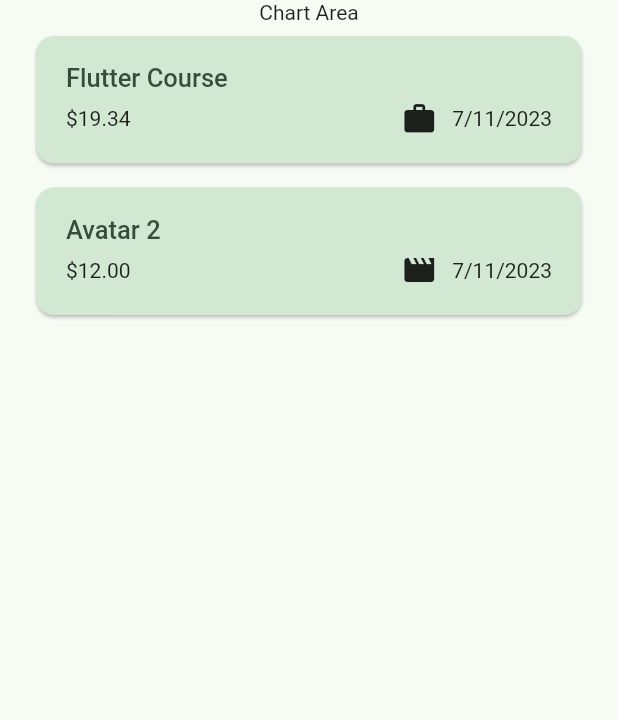
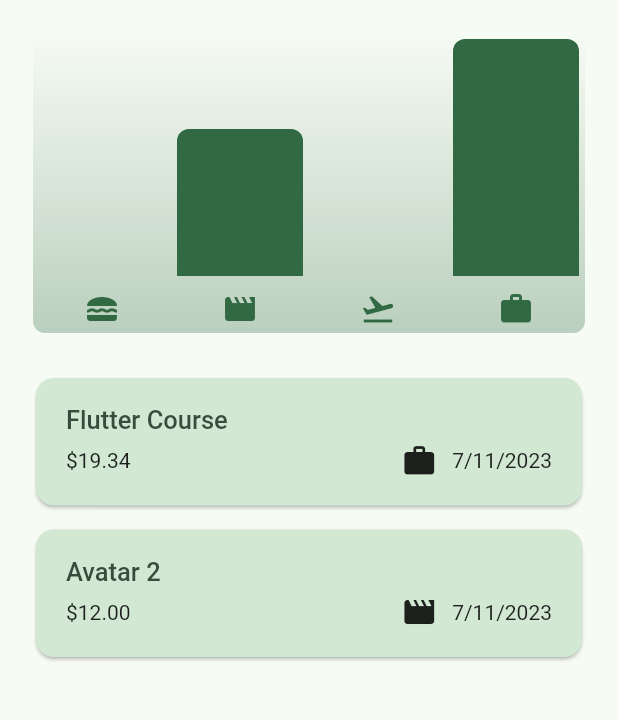
Before and after one commit to SandyCooper/Flutter-Expense-Tracker-App, a Flutter app: the screen it shows after launch, on a phone screen of 412 x 824 dp, the part 84-804 px from its top. Run offline on Flutter 3.47's test engine with Material 2 defaults, Android fonts, the phone set to English and light mode, and no system bars.

Commit message:
create chart and chart_bar widget to show the expense in visually appealing manner, in model call add ExpenseBucket class

```diff
--- /dev/null
+++ b/lib/chart.dart
@@ -0,0 +1,91 @@
+import 'package:expense_tracker/chart_bar.dart';
+import 'package:expense_tracker/models/expense.dart';
+import 'package:flutter/material.dart';
+
+class Chart extends StatelessWidget {
+  const Chart({super.key, required this.expenses});
+
+  final List<Expense> expenses;
+
+  List<ExpenseBucket> get buckets {
+    return [
+      ExpenseBucket.forCatagory(expenses, Catagory.food),
+      ExpenseBucket.forCatagory(expenses, Catagory.leisure),
+      ExpenseBucket.forCatagory(expenses, Catagory.travel),
+      ExpenseBucket.forCatagory(expenses, Catagory.work),
+    ];
+  }
+
+  double get maxTotalExpense {
+    double maxTotalExpense = 0;
+
+    for (final bucket in buckets) {
+      if (bucket.totalExpense > maxTotalExpense) {
+        maxTotalExpense = bucket.totalExpense;
+      }
+    }
+    return maxTotalExpense;
+  }
+
+  @override
+  Widget build(context) {
+    final isDarkMode =
+        MediaQuery.of(context).platformBrightness == Brightness.dark;
+    return Container(
+      margin: const EdgeInsets.all(22),
+      padding: const EdgeInsets.symmetric(
+        horizontal: 0,
+        vertical: 4,
+      ),
+      width: double.infinity,
+      height: 200,
+      decoration: BoxDecoration(
+        borderRadius: BorderRadius.circular(8),
+        gradient: LinearGradient(
+          colors: [
+            Theme.of(context).colorScheme.primary.withOpacity(0.3),
+            Theme.of(context).colorScheme.primary.withOpacity(0.0)
+          ],
+          begin: Alignment.bottomCenter,
+          end: Alignment.topCenter,
+        ),
+      ),
+      child: Column(
+        children: [
+          Expanded(
+            child: Row(
+              crossAxisAlignment: CrossAxisAlignment.end,
+              children: [
+                for (final bucket in buckets)
+                  ChartBar(
+                      fill: bucket.totalExpense == 0
+                          ? 0
+                          : bucket.totalExpense / maxTotalExpense),
+              ],
+            ),
+          ),
+          const SizedBox(
+            height: 10,
+          ),
+          Row(
+            children: buckets
+                .map(
+                  (bucket) => Expanded(
+                    child: Padding(
+                      padding: const EdgeInsets.symmetric(horizontal: 4),
+                      child: Icon(
+                        catagoryIcon[bucket.catagory],
+                        color: isDarkMode
+                            ? Theme.of(context).colorScheme.secondary
+                            : Theme.of(context).colorScheme.primary,
+                      ),
+                    ),
+                  ),
+                )
+                .toList(),
+          ),
+        ],
+      ),
+    );
+  }
+}
--- /dev/null
+++ b/lib/chart_bar.dart
@@ -0,0 +1,33 @@
+import 'package:flutter/material.dart';
+
+class ChartBar extends StatelessWidget {
+  const ChartBar({super.key, required this.fill});
+
+  final double fill;
+
+  @override
+  Widget build(context) {
+    final isDarkMode =
+        MediaQuery.of(context).platformBrightness == Brightness.dark;
+    return Expanded(
+      child: Padding(
+        padding: const EdgeInsets.symmetric(
+          horizontal: 4,
+        ),
+        child: FractionallySizedBox(
+          heightFactor: fill,
+          child: DecoratedBox(
+            decoration: BoxDecoration(
+                shape: BoxShape.rectangle,
+                borderRadius: const BorderRadius.vertical(
+                  top: Radius.circular(8),
+                ),
+                color: isDarkMode
+                    ? Theme.of(context).colorScheme.secondary
+                    : Theme.of(context).colorScheme.primary),
+          ),
+        ),
+      ),
+    );
+  }
+}
--- a/lib/expenses.dart
+++ b/lib/expenses.dart
@@ -1,3 +1,4 @@
+import 'package:expense_tracker/chart.dart';
 import 'package:expense_tracker/expenses_list.dart';
 import 'package:expense_tracker/new_expense.dart';
 import 'package:flutter/material.dart';
@@ -88,7 +89,7 @@ class _ExpensesState extends State<Expenses> {
       ),
       body: Column(
         children: [
-          const Text("Chart Area"),
+          Chart(expenses: registeredExpenses),
           Expanded(
             child: Container(
                 margin: const EdgeInsets.symmetric(
--- a/lib/models/expense.dart
+++ b/lib/models/expense.dart
@@ -50,7 +50,7 @@ class ExpenseBucket {
   final Catagory catagory;
   final List<Expense> expenses;
 
-  double get total {
+  double get totalExpense {
     double sum = 0;
 
     for (final expense in expenses) {
```
